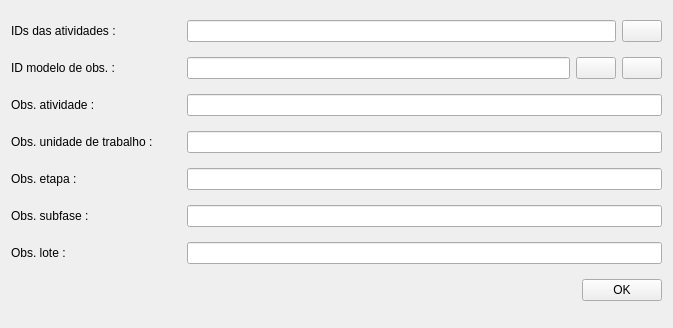
Qt form uis/fillComments.ui (dsgoficial/SAP_Gerente) before a commit.
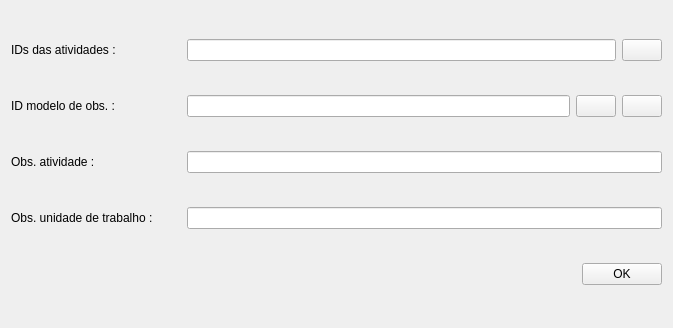
The same form after that commit.

Commit message: remove fields

What changed in the file:
```diff
--- a/uis/fillComments.ui
+++ b/uis/fillComments.ui
@@ -164,102 +164,6 @@
     </layout>
    </item>
    <item row="4" column="0">
-    <layout class="QHBoxLayout" name="horizontalLayout_5">
-     <item>
-      <widget class="QLabel" name="label_4">
-       <property name="sizePolicy">
-        <sizepolicy hsizetype="Fixed" vsizetype="Preferred">
-         <horstretch>0</horstretch>
-         <verstretch>0</verstretch>
-        </sizepolicy>
-       </property>
-       <property name="minimumSize">
-        <size>
-         <width>170</width>
-         <height>0</height>
-        </size>
-       </property>
-       <property name="maximumSize">
-        <size>
-         <width>170</width>
-         <height>16777215</height>
-        </size>
-       </property>
-       <property name="text">
-        <string>Obs. etapa :</string>
-       </property>
-      </widget>
-     </item>
-     <item>
-      <widget class="QLineEdit" name="obsStepLe"/>
-     </item>
-    </layout>
-   </item>
-   <item row="5" column="0">
-    <layout class="QHBoxLayout" name="horizontalLayout_6">
-     <item>
-      <widget class="QLabel" name="label_5">
-       <property name="sizePolicy">
-        <sizepolicy hsizetype="Fixed" vsizetype="Preferred">
-         <horstretch>0</horstretch>
-         <verstretch>0</verstretch>
-        </sizepolicy>
-       </property>
-       <property name="minimumSize">
-        <size>
-         <width>170</width>
-         <height>0</height>
-        </size>
-       </property>
-       <property name="maximumSize">
-        <size>
-         <width>170</width>
-         <height>16777215</height>
-        </size>
-       </property>
-       <property name="text">
-        <string>Obs. subfase :</string>
-       </property>
-      </widget>
-     </item>
-     <item>
-      <widget class="QLineEdit" name="obsSubfaseLe"/>
-     </item>
-    </layout>
-   </item>
-   <item row="6" column="0">
-    <layout class="QHBoxLayout" name="horizontalLayout_7">
-     <item>
-      <widget class="QLabel" name="label_6">
-       <property name="sizePolicy">
-        <sizepolicy hsizetype="Fixed" vsizetype="Preferred">
-         <horstretch>0</horstretch>
-         <verstretch>0</verstretch>
-        </sizepolicy>
-       </property>
-       <property name="minimumSize">
-        <size>
-         <width>170</width>
-         <height>0</height>
-        </size>
-       </property>
-       <property name="maximumSize">
-        <size>
-         <width>170</width>
-         <height>16777215</height>
-        </size>
-       </property>
-       <property name="text">
-        <string>Obs. lote :</string>
-       </property>
-      </widget>
-     </item>
-     <item>
-      <widget class="QLineEdit" name="obsLotLe"/>
-     </item>
-    </layout>
-   </item>
-   <item row="7" column="0">
     <layout class="QHBoxLayout" name="horizontalLayout_8">
      <item>
       <spacer name="horizontalSpacer">
```
Left out of the diff: 220 changed lines with no effect on the pictures. The commit also changes 1 other file.
